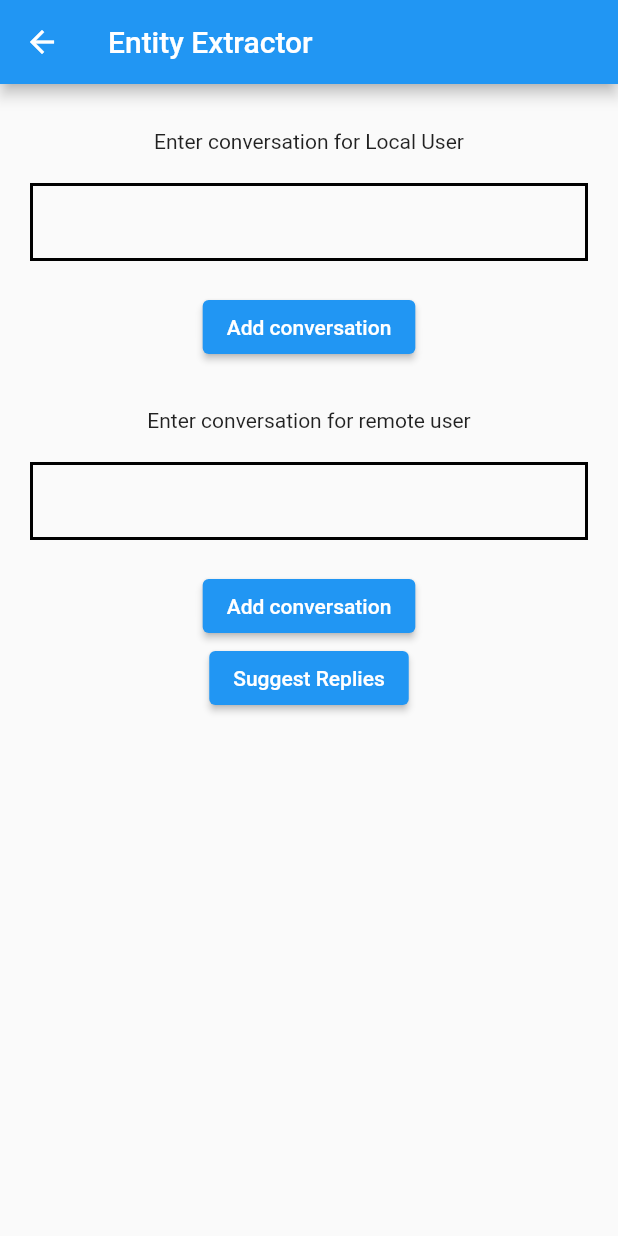
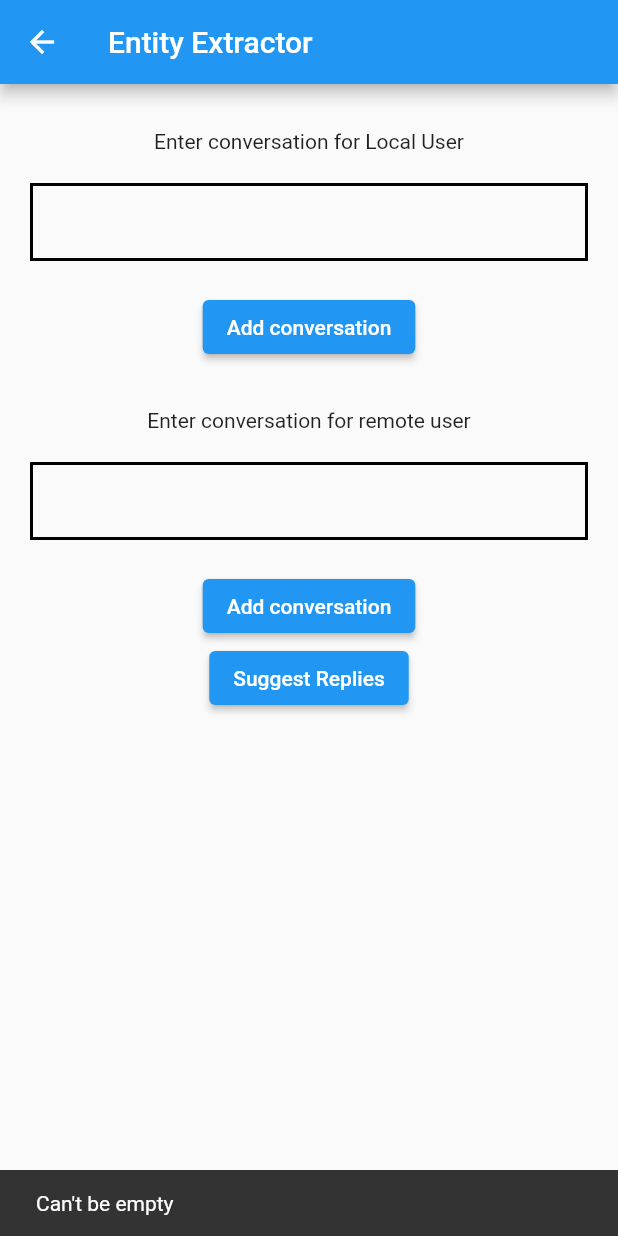
Before and after one commit to flutter-ml/google_ml_kit_flutter, a Flutter app: the SmartReplyView screen opened directly, after a tap on "Add conversation", on a phone screen of 412 x 824 dp. Run offline on Flutter 3.47's test engine with Material 2 defaults, Android fonts, the phone set to English and light mode, and no system bars; our stand-ins replace camera, image_picker.

```diff
--- a/example/lib/NlpDetectorViews/smart_reply_view.dart
+++ b/example/lib/NlpDetectorViews/smart_reply_view.dart
@@ -70,6 +70,9 @@ class _SmartReplyViewState extends State<SmartReplyView> {
                     if (_localUserController.text.isNotEmpty) {
                       _addConversation(true);
                       _localUserController.text = '';
+                    } else {
+                      ScaffoldMessenger.of(context).showSnackBar(
+                          SnackBar(content: Text("Can't be empty")));
                     }
                   },
                   child: Text('Add conversation')),
@@ -98,6 +101,9 @@ class _SmartReplyViewState extends State<SmartReplyView> {
                     if (_remoteUserController.text.isNotEmpty) {
                       _addConversation(false);
                       _remoteUserController.text = '';
+                    } else {
+                      ScaffoldMessenger.of(context).showSnackBar(
+                          SnackBar(content: Text("Can't be empty")));
                     }
                   },
                   child: Text('Add conversation')),
@@ -108,7 +114,7 @@ class _SmartReplyViewState extends State<SmartReplyView> {
             ),
             _suggestions.length > 0
                 ? ListView.builder(
-                  padding: const EdgeInsets.symmetric(horizontal: 10),
+                    padding: const EdgeInsets.symmetric(horizontal: 10),
                     shrinkWrap: true,
                     itemCount: _suggestions.length,
                     itemBuilder: (context, index) => ListTile(
```
